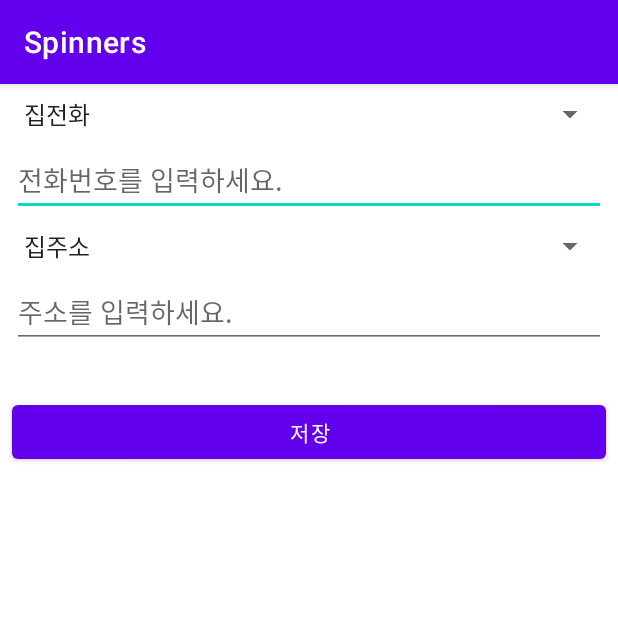
After one commit to Min-Gwiyeon/E02Views, an Android app: the SpinnersActivity screen opened directly, with no data from a screen before it, on a phone screen of 412 x 824 dp, the top half of it. The commit adds this screen. Run offline under Robolectric (Android 15) with nearby library versions, the phone set to English and light mode, and no system bars.

Commit message:
SpinnersActivity

```diff
--- a/app/src/main/java/net/skhu/MainActivity.java
+++ b/app/src/main/java/net/skhu/MainActivity.java
@@ -52,6 +52,11 @@ public class MainActivity extends AppCompatActivity {
             startActivity(intent);
             Log.d(TAG,"checkboxes");
             return true;
+        }else if (id == R.id.action_spinners){
+            Intent intent = new Intent(this, SpinnersActivity.class);
+            startActivity(intent);
+            Log.d(TAG,"spinners");
+            return true;
         }
         Log.d(TAG,"selected close");
         return super.onOptionsItemSelected(item);
--- /dev/null
+++ b/app/src/main/java/net/skhu/SpinnersActivity.java
@@ -0,0 +1,45 @@
+package net.skhu;
+
+import androidx.appcompat.app.AppCompatActivity;
+
+import android.os.Bundle;
+import android.view.View;
+import android.widget.ArrayAdapter;
+import android.widget.Button;
+import android.widget.Spinner;
+import android.widget.Toast;
+
+public class SpinnersActivity extends AppCompatActivity {
+
+    @Override
+    protected void onCreate(Bundle savedInstanceState) {
+        super.onCreate(savedInstanceState);
+        setContentView(R.layout.activity_spinners);
+
+        String[] stringArray = {"집주소","직장주소","기타"};
+        ArrayAdapter<String> adapter = new ArrayAdapter<String>(this,
+                android.R.layout.simple_spinner_item, stringArray);
+        adapter.setDropDownViewResource(android.R.layout.simple_spinner_dropdown_item);
+        Spinner spinner =(Spinner)findViewById(R.id.spinner_addressType);
+        spinner.setAdapter(adapter);
+
+        View.OnClickListener listener1 = new View.OnClickListener() {
+            @Override
+            public void onClick(View v) {
+                Spinner spinner1 = (Spinner)findViewById(R.id.spinner_phoneType);
+                int index1 = spinner1.getSelectedItemPosition();
+                String text1 = spinner1.getSelectedItem().toString();
+
+                Spinner spinner2 = (Spinner)findViewById(R.id.spinner_addressType);
+                int index2 = spinner2.getSelectedItemPosition();
+                String text2 = spinner2.getSelectedItem().toString();
+
+                String s = String.format("전화:%s(%d)    주소:%s(%d)",text1,index1,text2,index2);
+                Toast.makeText(SpinnersActivity.this, s, Toast.LENGTH_SHORT).show();
+            }
+        };
+
+        Button button = (Button)findViewById(R.id.btnSave);
+        button.setOnClickListener(listener1);
+    }
+}
--- a/app/src/main/res/layout/activity_buttons.xml
+++ b/app/src/main/res/layout/activity_buttons.xml
@@ -4,6 +4,7 @@
     xmlns:tools="http://schemas.android.com/tools"
     android:layout_width="match_parent"
     android:layout_height="match_parent"
+    android:background="#FFFFFF"
     tools:context=".ButtonsActivity">
 
     <ImageButton
@@ -62,6 +63,7 @@
         android:layout_marginLeft="8dp"
         android:layout_marginTop="32dp"
         android:text="@string/refresh"
+        android:textColor="#FFFFFF"
         app:icon="@drawable/baseline_autorenew_white_18"
         app:layout_constraintStart_toStartOf="parent"
         app:layout_constraintTop_toBottomOf="@+id/imageButton4" />
--- /dev/null
+++ b/app/src/main/res/layout/activity_spinners.xml
@@ -0,0 +1,83 @@
+<?xml version="1.0" encoding="utf-8"?>
+<androidx.constraintlayout.widget.ConstraintLayout xmlns:android="http://schemas.android.com/apk/res/android"
+    xmlns:app="http://schemas.android.com/apk/res-auto"
+    xmlns:tools="http://schemas.android.com/tools"
+    android:layout_width="match_parent"
+    android:layout_height="match_parent"
+    tools:context=".SpinnersActivity">
+
+    <Spinner
+        android:id="@+id/spinner_phoneType"
+        android:layout_width="0dp"
+        android:layout_height="wrap_content"
+        android:layout_marginStart="8dp"
+        android:layout_marginLeft="8dp"
+        android:layout_marginTop="8dp"
+        android:layout_marginEnd="8dp"
+        android:layout_marginRight="8dp"
+        android:entries="@array/phoneTypes"
+        app:layout_constraintEnd_toEndOf="parent"
+        app:layout_constraintHorizontal_bias="0.6"
+        app:layout_constraintStart_toStartOf="parent"
+        app:layout_constraintTop_toTopOf="parent" />
+
+    <EditText
+        android:id="@+id/editText_phone"
+        android:layout_width="0dp"
+        android:layout_height="wrap_content"
+        android:layout_marginStart="8dp"
+        android:layout_marginLeft="8dp"
+        android:layout_marginTop="8dp"
+        android:layout_marginEnd="8dp"
+        android:layout_marginRight="8dp"
+        android:ems="10"
+        android:hint="@string/input_phone"
+        android:inputType="phone"
+        app:layout_constraintEnd_toEndOf="parent"
+        app:layout_constraintStart_toStartOf="parent"
+        app:layout_constraintTop_toBottomOf="@+id/spinner_phoneType" />
+
+    <Spinner
+        android:id="@+id/spinner_addressType"
+        android:layout_width="0dp"
+        android:layout_height="wrap_content"
+        android:layout_marginStart="8dp"
+        android:layout_marginLeft="8dp"
+        android:layout_marginTop="8dp"
+        android:layout_marginEnd="8dp"
+        android:layout_marginRight="8dp"
+        app:layout_constraintEnd_toEndOf="parent"
+        app:layout_constraintHorizontal_bias="0.6"
+        app:layout_constraintStart_toStartOf="parent"
+        app:layout_constraintTop_toBottomOf="@+id/editText_phone" />
+
+    <EditText
+        android:id="@+id/editText_address"
+        android:layout_width="0dp"
+        android:layout_height="wrap_content"
+        android:layout_marginStart="8dp"
+        android:layout_marginLeft="8dp"
+        android:layout_marginTop="8dp"
+        android:layout_marginEnd="8dp"
+        android:layout_marginRight="8dp"
+        android:ems="10"
+        android:hint="@string/input_address"
+        android:inputType="text"
+        app:layout_constraintEnd_toEndOf="parent"
+        app:layout_constraintStart_toStartOf="parent"
+        app:layout_constraintTop_toBottomOf="@+id/spinner_addressType" />
+
+    <Button
+        android:id="@+id/btnSave"
+        android:layout_width="0dp"
+        android:layout_height="wrap_content"
+        android:layout_marginStart="8dp"
+        android:layout_marginLeft="8dp"
+        android:layout_marginTop="32dp"
+        android:layout_marginEnd="8dp"
+        android:layout_marginRight="8dp"
+        android:text="@string/save"
+        app:layout_constraintEnd_toEndOf="parent"
+        app:layout_constraintStart_toStartOf="parent"
+        app:layout_constraintTop_toBottomOf="@+id/editText_address" />
+</androidx.constraintlayout.widget.ConstraintLayout>
--- a/app/src/main/res/values/strings.xml
+++ b/app/src/main/res/values/strings.xml
@@ -2,6 +2,10 @@
     <string name="app_name">E02Views</string>
     <string name="action_signUp">회원가입</string>
     <string name="action_memo">메모장</string>
+    <string name="action_buttons">버튼</string>
+    <string name="action_checkboxes">체크박스</string>
+    <string name="action_spinners">Spinners</string>
+
     <string name="loginId">로그인 아이디</string>
     <string name="input_loginId">로그인 아이디를 입력하세요.</string>
     <string name="password">비밀번호</string>
@@ -11,11 +15,12 @@
     <string name="email">이메일</string>
     <string name="input_email">이메일 주소를 입력하세요.</string>
     <string name="signUp">회원가입</string>
+
     <string name="input_title">제목을 입력하세요.</string>
     <string name="input_content">내용을 입력하세요.</string>
     <string name="save">저장</string>
     <string name="refresh">새로고침</string>
-    <string name="action_buttons">버튼</string>
+
     <string name="autologin">자동 로그인</string>
     <string name="red">빨간색</string>
     <string name="yellow">노란색</string>
@@ -23,5 +28,13 @@
     <string name="Cat">고양이</string>
     <string name="dog">강아지</string>
     <string name="Owl">부엉이</string>
-    <string name="checkboxes">체크박스</string>
+
+    <string name="input_phone">전화번호를 입력하세요.</string>
+    <string name="input_address">주소를 입력하세요.</string>
+    <string-array name="phoneTypes">
+        <item>집전화</item>
+        <item>사무실전화</item>
+        <item>휴대폰</item>
+        <item>기타</item>
+    </string-array>
 </resources>
--- /dev/null
+++ b/settings.gradle
@@ -0,0 +1,2 @@
+include ':app'
+rootProject.name = "E02Views"
```
Also changed, not shown: app/src/main/AndroidManifest.xml (+6 -1 lines), app/src/main/res/menu/menu_main.xml (+6 -1 lines), build.gradle (added, +24 -0 lines), gradle.properties (added, +19 -0 lines), gradle/wrapper/gradle-wrapper.properties (added), 4 other files.
